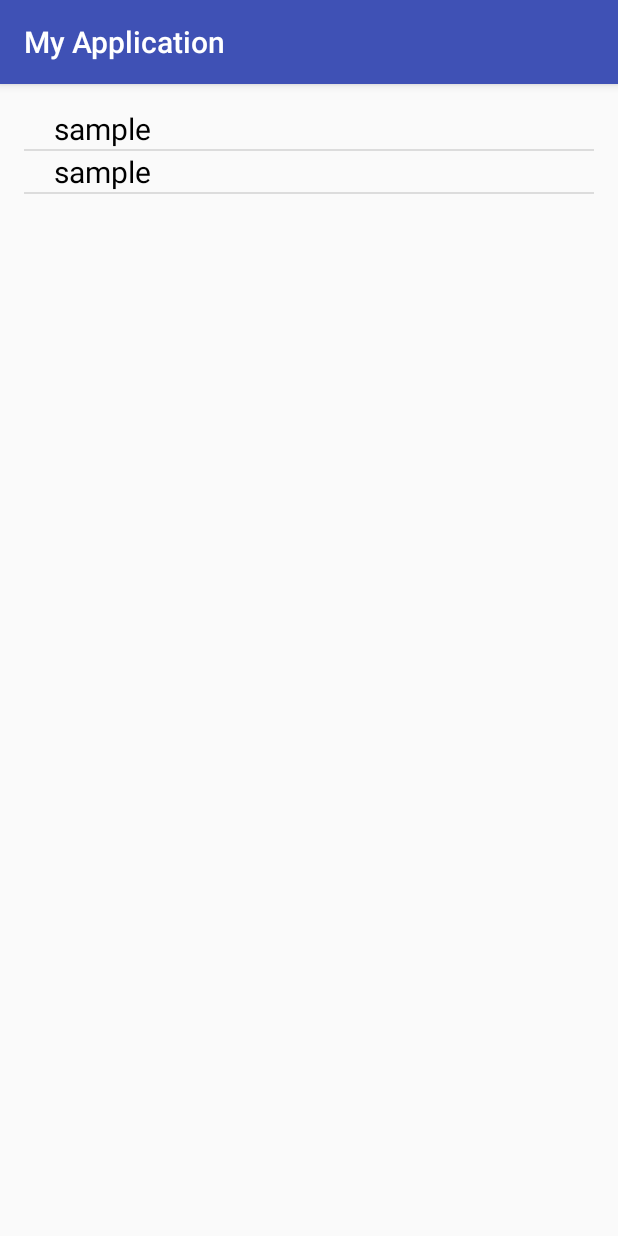
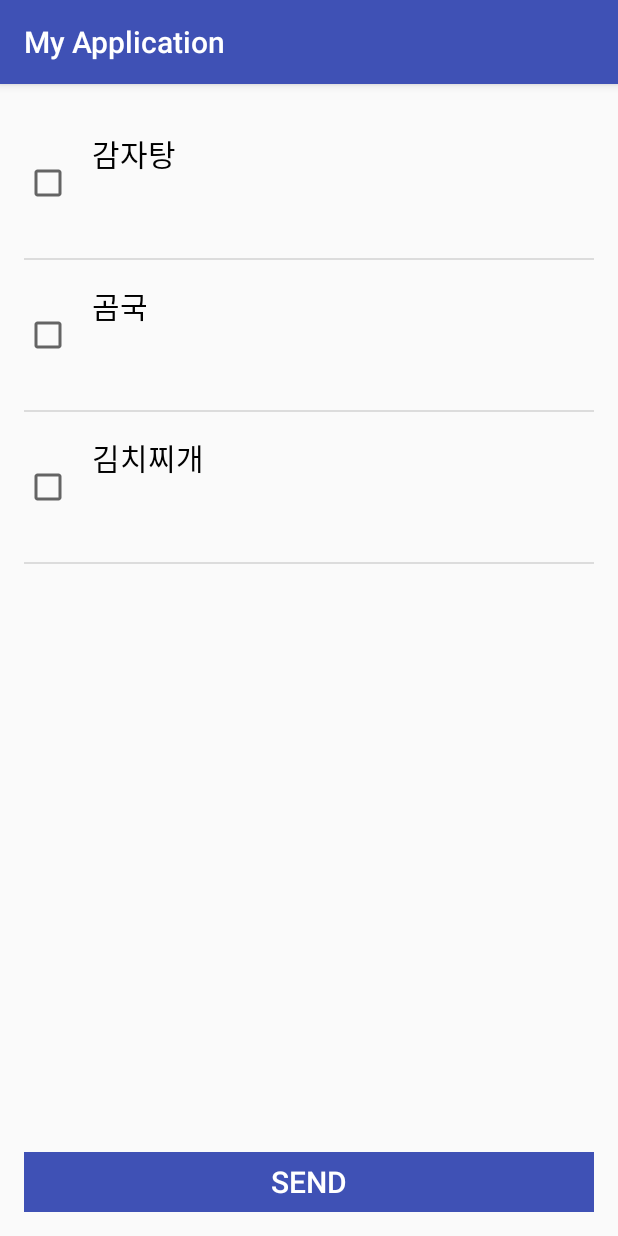
Before and after one commit to CheongWoonHyoung/161103_ssuem, an Android app: the screen it shows after launch (MainActivity), on a phone screen of 412 x 824 dp. Run offline under Robolectric (Android 15) with nearby library versions, the phone set to English and light mode, and no system bars.

Commit message:
checkbox / custom listview completed

```diff
--- a/20161103_SSUEM/ssuem_sample_payment/app/src/main/AndroidManifest.xml
+++ b/20161103_SSUEM/ssuem_sample_payment/app/src/main/AndroidManifest.xml
@@ -16,6 +16,7 @@
             </intent-filter>
         </activity>
         <activity android:name=".MyItems"></activity>
+        <activity android:name=".Payment"></activity>
     </application>
 
 </manifest>
--- /dev/null
+++ b/20161103_SSUEM/ssuem_sample_payment/app/src/main/java/com/example/woonhyoungcheong/myapplication/CheckableLinearLayout.java
@@ -0,0 +1,48 @@
+package com.example.woonhyoungcheong.myapplication;
+
+import android.content.Context;
+import android.util.AttributeSet;
+import android.widget.CheckBox;
+import android.widget.Checkable;
+import android.widget.LinearLayout;
+
+import java.lang.reflect.Array;
+import java.util.ArrayList;
+
+/**
+ * Created by cheon on 2016-11-14.
+ */
+
+public class CheckableLinearLayout extends LinearLayout implements Checkable {
+
+    private ArrayList<Boolean>checkedOrNot;
+
+    public CheckableLinearLayout(Context context, AttributeSet attrs){
+        super(context, attrs);
+    }
+
+    @Override
+    public boolean isChecked(){
+        CheckBox cb = (CheckBox)findViewById(R.id.checkBox1);
+        return cb.isChecked();
+    }
+
+    @Override
+    public void toggle() {
+        CheckBox cb = (CheckBox) findViewById(R.id.checkBox1) ;
+
+        setChecked(cb.isChecked() ? false : true) ;
+        // setChecked(mIsChecked ? false : true) ;
+    }
+
+    @Override
+    public void setChecked(boolean checked) {
+        CheckBox cb = (CheckBox) findViewById(R.id.checkBox1) ;
+
+        if (cb.isChecked() != checked) {
+            cb.setChecked(checked) ;
+        }
+
+        // CheckBox 가 아닌 View의 상태 변경.
+    }
+}
--- a/20161103_SSUEM/ssuem_sample_payment/app/src/main/java/com/example/woonhyoungcheong/myapplication/ListViewAdapter.java
+++ b/20161103_SSUEM/ssuem_sample_payment/app/src/main/java/com/example/woonhyoungcheong/myapplication/ListViewAdapter.java
@@ -5,6 +5,7 @@ import android.view.LayoutInflater;
 import android.view.View;
 import android.view.ViewGroup;
 import android.widget.BaseAdapter;
+import android.widget.CheckBox;
 import android.widget.TextView;
 
 import java.util.ArrayList;
@@ -15,40 +16,75 @@ import java.util.ArrayList;
 
 public class ListViewAdapter extends BaseAdapter{
 
+    private Context mContext;
+    private User mUser;
     private ArrayList<ListViewItem> listViewItemList = new ArrayList<ListViewItem>();
-    public ListViewAdapter(){
+    private ArrayList<User> mUserData;
+    private ArrayList<CheckBox> ncb;
+    private ArrayList<String> nky;
+    CheckBox chkbox;
 
-
+    public ListViewAdapter(Context context){
+        super();
+        mUserData = new ArrayList<User>();
+        mContext = context;
+        ncb = new ArrayList<CheckBox>();
+        nky = new ArrayList<String >();
     }
 
     @Override
     public int getCount(){
-        return 2;
+        return mUserData.size();
     }
 
     @Override
     public View getView(int position, View convertView, ViewGroup parent) {
+
         final int pos = position;
         final Context context = parent.getContext();
         if (convertView == null) {
             LayoutInflater inflater = (LayoutInflater) context.getSystemService(Context.LAYOUT_INFLATER_SERVICE);
             convertView = inflater.inflate(R.layout.listview_item, parent, false);
+            chkbox = (CheckBox)convertView.findViewById(R.id.checkBox1);
         }
+        ncb.add(chkbox);
+
+
 
         TextView titleTextView = (TextView) convertView.findViewById(R.id.textView1) ;
-    //    ListViewItem listViewItem = listViewItemList.get(position);
-    //    titleTextView.setText(listViewItem.getTitle());
+        //ListViewItem listViewItem = listViewItemList.get(position);
+        mUser = getItem(position);
+        if(mUser != null){
+            titleTextView.setText(mUser.getUserWriting());
+            nky.add(mUser.getUserWriting());
+        }
         return convertView;
     }
 
 
     @Override
     public long getItemId(int position) {
-        return position;
+        return 0;
     }
 
+
     @Override
-    public Object getItem(int position) {
-        return listViewItemList.get(position);
+    public User getItem(int position) {
+        return mUserData.get(position);
+    }
+
+    public void add(User user){
+        mUserData.add(user);
+    }
+
+    public String getItemCheckedId(int position){
+        return mUserData.get(position).getUserWriting();
+    }
+    public ArrayList<CheckBox> getncb(){
+        return ncb;
+    }
+
+    public ArrayList<String> getnky(){
+        return nky;
     }
 }
--- a/20161103_SSUEM/ssuem_sample_payment/app/src/main/java/com/example/woonhyoungcheong/myapplication/MainActivity.java
+++ b/20161103_SSUEM/ssuem_sample_payment/app/src/main/java/com/example/woonhyoungcheong/myapplication/MainActivity.java
@@ -3,10 +3,14 @@ package com.example.woonhyoungcheong.myapplication;
 import android.content.Intent;
 import android.support.v7.app.AppCompatActivity;
 import android.os.Bundle;
+import android.util.Log;
 import android.view.View;
 import android.widget.AdapterView;
 import android.widget.ArrayAdapter;
+import android.widget.Button;
+import android.widget.CheckBox;
 import android.widget.ListView;
+import android.widget.Toast;
 
 import java.util.ArrayList;
 
@@ -14,27 +18,57 @@ public class MainActivity extends AppCompatActivity {
 
     ListView listview;
     ListViewAdapter adapter;
-
+    Button btsend;
+    private ArrayList<String>checkedItemList;
     @Override
     protected void onCreate(Bundle savedInstanceState) {
         super.onCreate(savedInstanceState);
         setContentView(R.layout.activity_main);
 
-
-        adapter = new ListViewAdapter();
-
+        checkedItemList = new ArrayList<String>();
+        adapter = new ListViewAdapter(getApplicationContext());
+        btsend = (Button)findViewById(R.id.btSend);
         listview = (ListView)findViewById(R.id.sample_list);
         listview.setAdapter(adapter);
 
         listview.setOnItemClickListener(listener);
+        User u1 = new User("user1","감자탕");
+        adapter.add(u1);
+        User u2 = new User("user1","곰국");
+        adapter.add(u2);
+        User u3 = new User("user1","김치찌개");
+        adapter.add(u3);
+
+        btsend.setOnClickListener(new View.OnClickListener() {
+            @Override
+            public void onClick(View view) {
+
+                for(int i=0; i<adapter.getCount(); i++){
+                    if(adapter.getncb().get(i).isChecked()){
+                        checkedItemList.add(adapter.getnky().get(i));
+                    }
+
+                }
+                Intent payment_intent = new Intent(MainActivity.this, Payment.class);
+                ArrayList<String> sample = checkedItemList;
+                payment_intent.putExtra("checked_items",sample );
+                int count = checkedItemList.size();
+                startActivity(payment_intent);
+                for(int i = 0; i<count;i++){
+                    checkedItemList.remove(0);
+                }
+
+            }
+        });
+
     }
 
     AdapterView.OnItemClickListener listener = new AdapterView.OnItemClickListener() {
         @Override
         public void onItemClick(AdapterView parent, View v, int position, long id) {
 
-            ListViewItem item = (ListViewItem)parent.getItemAtPosition(position);
-            String titleStr = item.getTitle();
+            User user = (User)parent.getItemAtPosition(position);
+            String titleStr = user.getUserWriting();
 
             Intent intent = new Intent(MainActivity.this, MyItems.class);
             intent.putExtra("name",titleStr.toString());
--- /dev/null
+++ b/20161103_SSUEM/ssuem_sample_payment/app/src/main/java/com/example/woonhyoungcheong/myapplication/User.java
@@ -0,0 +1,23 @@
+package com.example.woonhyoungcheong.myapplication;
+
+/**
+ * Created by cheon on 2016-11-13.
+ */
+
+public class User {
+    private String mUserName;
+    private String mUserWriting;
+    User(String userName, String userWriting){
+        mUserName = userName;
+        mUserWriting = userWriting;
+    }
+
+    public String getUserName(){
+        return mUserName;
+    }
+
+    public  String getUserWriting(){
+        return mUserWriting;
+    }
+
+}
--- a/20161103_SSUEM/ssuem_sample_payment/app/src/main/res/layout/activity_main.xml
+++ b/20161103_SSUEM/ssuem_sample_payment/app/src/main/res/layout/activity_main.xml
@@ -13,9 +13,24 @@
     >
 
     <ListView
+        android:layout_marginBottom="40dp"
+        android:choiceMode="multipleChoice"
         android:id="@+id/sample_list"
         android:layout_width="match_parent"
         android:layout_height="match_parent">
 
     </ListView>
+    <LinearLayout
+        android:layout_alignParentBottom="true"
+        android:layout_width="match_parent"
+        android:layout_height="40dp">
+        <Button
+            android:id="@+id/btSend"
+            android:textSize="20dp"
+            android:textColor="#FFFFFF"
+            android:text="SEND"
+            android:background="@color/colorPrimary"
+            android:layout_width="match_parent"
+            android:layout_height="match_parent" />
+    </LinearLayout>
 </RelativeLayout>
--- a/20161103_SSUEM/ssuem_sample_payment/app/src/main/res/layout/listview_item.xml
+++ b/20161103_SSUEM/ssuem_sample_payment/app/src/main/res/layout/listview_item.xml
@@ -4,17 +4,26 @@
     android:layout_height="match_parent">
 
     <LinearLayout
-    android:layout_width="wrap_content"
-    android:layout_height="wrap_content">
+        android:orientation="horizontal"
+        android:layout_width="match_parent"
+        android:layout_height="100dp">
+        <com.example.woonhyoungcheong.myapplication.CheckableLinearLayout
+            android:layout_width="30dp"
+            android:layout_height="match_parent">
+            <CheckBox
+                android:focusable="false"
+                android:id="@+id/checkBox1"
+                android:layout_width="match_parent"
+                android:layout_height="match_parent" />
+        </com.example.woonhyoungcheong.myapplication.CheckableLinearLayout>
         <TextView
+            android:padding="15dp"
             android:textSize="20dp"
-        android:gravity="center_vertical"
-        android:layout_marginLeft="20dp"
             android:text="sample"
             android:textColor="#000000"
             android:id="@+id/textView1"
             android:layout_width="match_parent"
-        android:layout_height="wrap_content" />
+            android:layout_height="match_parent" />
     </LinearLayout>
 
 </LinearLayout>
```
Also changed, not shown: 20161103_SSUEM/ssuem_sample_payment/app/src/main/java/com/example/woonhyoungcheong/myapplication/Payment.java (added, +33 -0 lines), 20161103_SSUEM/ssuem_sample_payment/app/src/main/res/layout/payment.xml (added, +10 -0 lines). Lines whose indentation alone changed are shown as unchanged.
